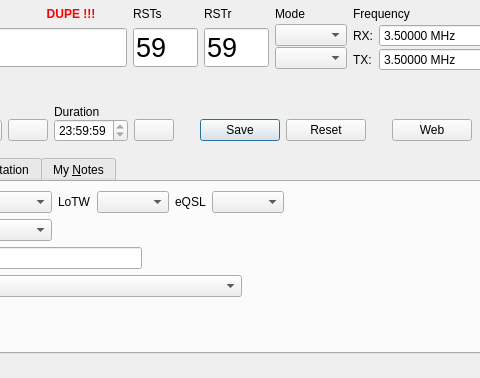
The window that ui/NewContactWidget.ui (jg3hlx/QLog) describes before a commit, drawn with Qt 5; both pictures show x 177 to 657 and y 0 to 378 of the 971 by 378 pixel window.
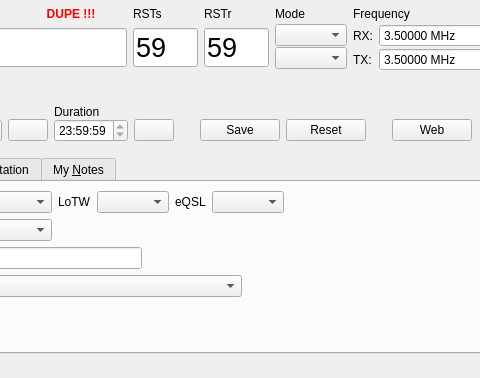
The same window after the commit. Icons and pictures are not drawn. Custom widgets are drawn as their Qt base class.

Commit message: Newcontact: Specified focus policy for Expand/Collapse Btn

Diff of the .ui file:
```diff
--- a/ui/NewContactWidget.ui
+++ b/ui/NewContactWidget.ui
@@ -539,12 +539,6 @@
              <iconset theme="document-save">
               <normaloff>.</normaloff>.</iconset>
             </property>
-            <property name="autoDefault">
-             <bool>true</bool>
-            </property>
-            <property name="default">
-             <bool>true</bool>
-            </property>
            </widget>
           </item>
           <item row="1" column="11">
```
The commit also changes 1 other file.
